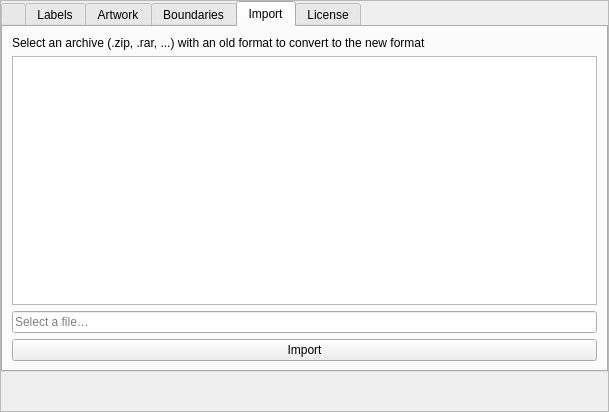
The window that plugins/SkyCultureMaker/src/gui/scmEditorDialog.ui (Integer-Ctrl/stellarium) describes before a commit, drawn with Qt 5.
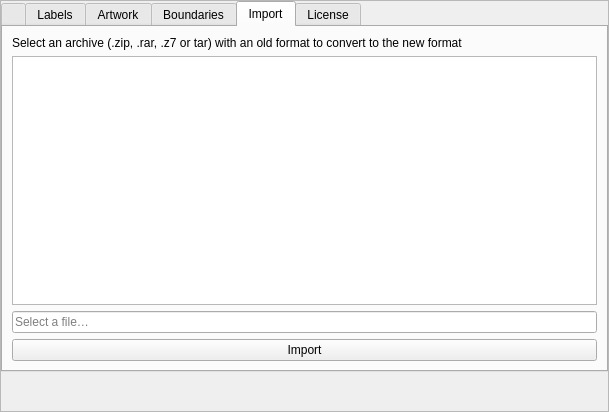
The same window after the commit. Icons and pictures are not drawn. Custom widgets are drawn as their Qt base class.

Patch:
```diff
--- a/plugins/SkyCultureMaker/src/gui/scmEditorDialog.ui
+++ b/plugins/SkyCultureMaker/src/gui/scmEditorDialog.ui
@@ -248,7 +248,7 @@
           <item>
            <widget class="QLabel" name="label">
             <property name="text">
-             <string>Select an archive (.zip, .rar, ...) with an old format to convert to the new format</string>
+             <string>Select an archive (.zip, .rar, .z7 or tar) with an old format to convert to the new format</string>
             </property>
             <property name="wordWrap">
              <bool>true</bool>
```
